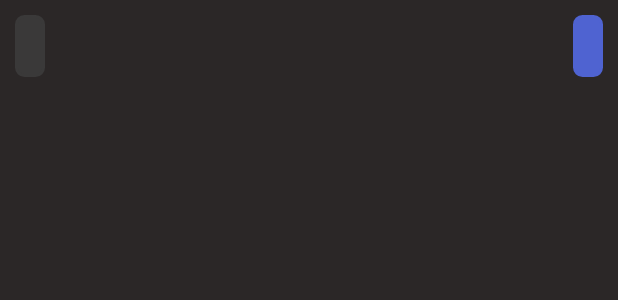
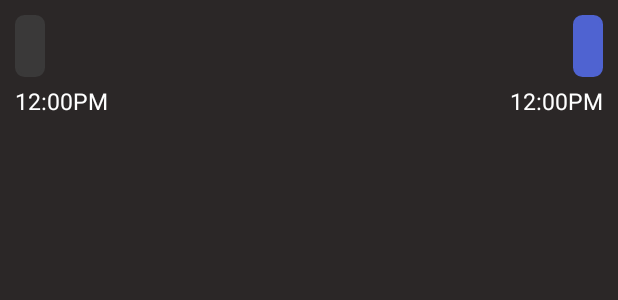
Before and after one commit to takhtart/Locktalk_MessageApp, an Android app: the layout chat_bubble_row.xml on its own in the app's theme, with its tools: preview values and no code run, on a phone screen of 412 x 824 dp. Shown: the top 300 px of the screen. Run offline under Robolectric (Android 15) with nearby library versions, the phone set to English and light mode, and no system bars.

Commit message:
Added Message Times In Chat Session

```diff
--- a/app/src/main/java/com/example/locktalk_messageapp/adapters/ChatAdapter.java
+++ b/app/src/main/java/com/example/locktalk_messageapp/adapters/ChatAdapter.java
@@ -5,6 +5,7 @@ import android.view.LayoutInflater;
 import android.view.View;
 import android.view.ViewGroup;
 import android.widget.LinearLayout;
+import android.widget.RelativeLayout;
 import android.widget.TextView;
 
 import androidx.annotation.NonNull;
@@ -40,11 +41,13 @@ public class ChatAdapter extends FirestoreRecyclerAdapter<MessageHandler,ChatAda
             holder.left_bubble.setVisibility(View.GONE);
             holder.right_bubble.setVisibility(View.VISIBLE);
             holder.right_bubble_text.setText(model.getMessage());
+            holder.right_bubble_time.setText(FirebaseFunctions.TimestampToTime(model.getTimestamp()));
         }
         else{
             holder.left_bubble.setVisibility(View.VISIBLE);
             holder.right_bubble.setVisibility(View.GONE);
             holder.left_bubble_text.setText(model.getMessage());
+            holder.left_bubble_time.setText(FirebaseFunctions.TimestampToTime(model.getTimestamp()));
         }
 
     }
@@ -58,7 +61,7 @@ public class ChatAdapter extends FirestoreRecyclerAdapter<MessageHandler,ChatAda
 
     class ShowMessages extends RecyclerView.ViewHolder{
         LinearLayout left_bubble,right_bubble;
-        TextView left_bubble_text, right_bubble_text;
+        TextView left_bubble_text, right_bubble_text, left_bubble_time, right_bubble_time;
 
         public ShowMessages(@NonNull View itemView) {
             super(itemView);
@@ -67,6 +70,8 @@ public class ChatAdapter extends FirestoreRecyclerAdapter<MessageHandler,ChatAda
 
             left_bubble_text = itemView.findViewById(R.id.left_bubble_text);
             right_bubble_text = itemView.findViewById(R.id.right_bubble_text);
+            left_bubble_time = itemView.findViewById(R.id.left_bubble_time);
+            right_bubble_time = itemView.findViewById(R.id.right_bubble_time);
 
 
         }
--- a/app/src/main/res/layout/chat_bubble_row.xml
+++ b/app/src/main/res/layout/chat_bubble_row.xml
@@ -2,6 +2,7 @@
 <RelativeLayout xmlns:android="http://schemas.android.com/apk/res/android"
     android:layout_width="match_parent"
     android:layout_height="wrap_content"
+    xmlns:tools="http://schemas.android.com/tools"
     android:padding="10dp">
 
     <LinearLayout
@@ -11,8 +12,7 @@
         android:padding="10dp"
         android:background="@drawable/textinputbubble"
         android:backgroundTint="@color/sent_mes"
-        android:layout_marginEnd="70dp"
-        >
+        android:layout_marginEnd="70dp">
 
         <TextView
             android:id="@+id/left_bubble_text"
@@ -25,7 +25,10 @@
 
             />
 
+
+
     </LinearLayout>
+
 
     <LinearLayout
         android:id="@+id/right_bubble"
@@ -35,7 +38,7 @@
         android:background="@drawable/textinputbubble"
         android:backgroundTint="@color/rec_mes"
         android:layout_alignParentEnd="true"
-        android:layout_marginStart="70dp"
+        android:layout_marginStart="10dp"
        >
 
         <TextView
@@ -51,4 +54,62 @@
 
     </LinearLayout>
 
+    <LinearLayout
+        android:id="@+id/time_l"
+        android:layout_width="wrap_content"
+        android:layout_height="wrap_content"
+        android:layout_marginTop="5dp"
+        android:layout_below="@id/left_bubble"
+        android:layout_alignParentStart="true"
+        android:layout_marginEnd="70dp">
+
+        <TextView
+            android:id="@+id/left_bubble_time"
+            android:layout_width="wrap_content"
+            android:layout_height="wrap_content"
+            android:textColor="@color/white"
+            android:textSize="15sp"
+            tools:text="12:00PM"
+
+
+            />
+
+
+
+    </LinearLayout>
+
+    <LinearLayout
+        android:id="@+id/time_r"
+        android:layout_width="wrap_content"
+        android:layout_height="wrap_content"
+        android:layout_marginTop="5dp"
+        android:layout_below="@id/right_bubble"
+        android:layout_alignParentEnd="true"
+        android:layout_marginStart="70dp">
+
+        <TextView
+            android:id="@+id/right_bubble_time"
+            android:layout_width="wrap_content"
+            android:layout_height="wrap_content"
+            android:textColor="@color/white"
+            android:textSize="15sp"
+            tools:text="12:00PM"
+
+
+            />
+
+
+
+    </LinearLayout>
+
+
+
+
+
+
+
+
+
+
+
 </RelativeLayout>
```
